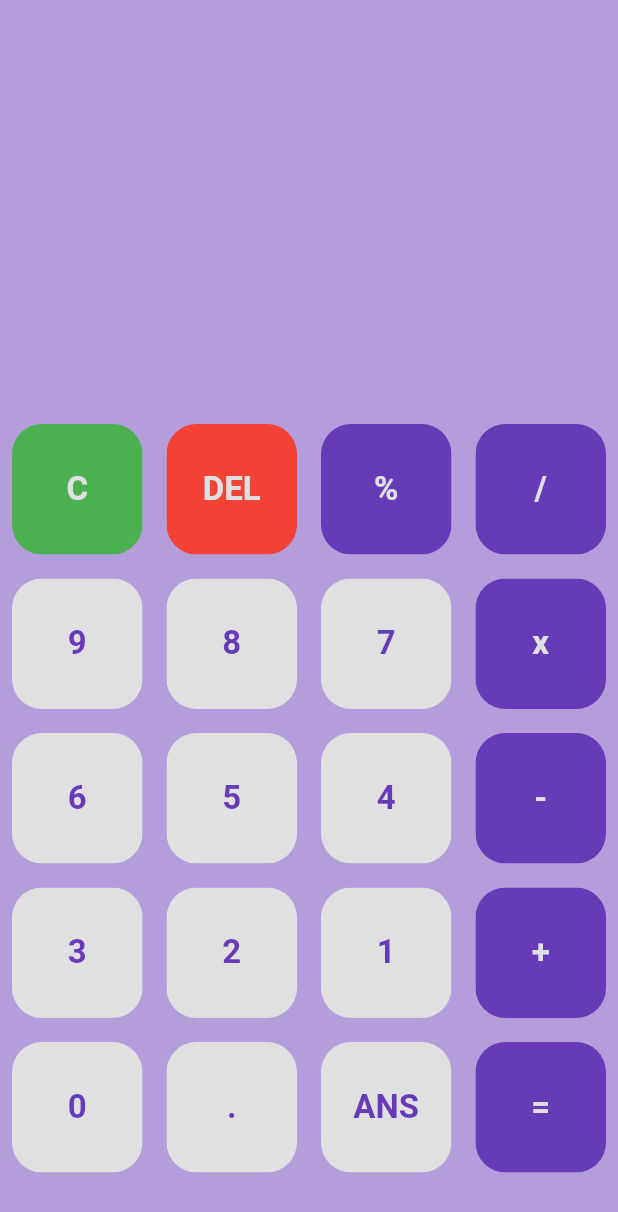
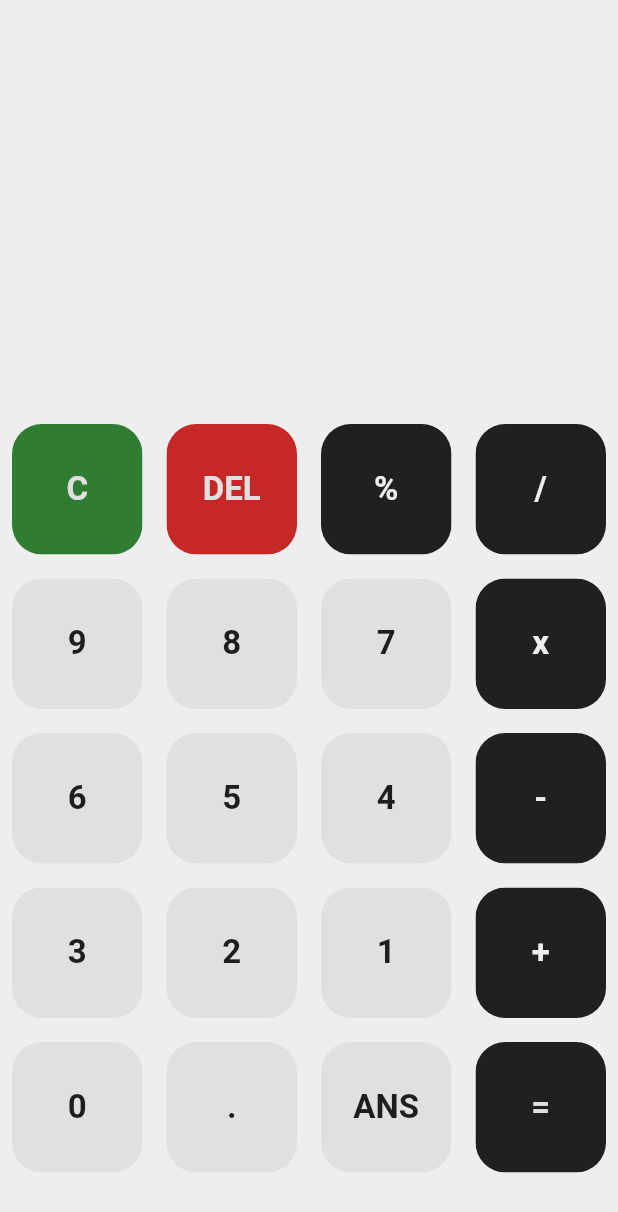
Before and after one commit to hugonocap/first-calculator-ui, a Flutter app: the screen it shows after launch, on a phone screen of 412 x 824 dp. Shown: the top 1212 px of the screen. Run offline on Flutter 3.47's test engine with Material 2 defaults, Android fonts, the phone set to English and light mode, and no system bars; our stand-ins replace math_expressions; Roboto replaces fonts that are missing (SFPro).

Commit message:
light-theme

```diff
--- a/lib/home_page.dart
+++ b/lib/home_page.dart
@@ -13,8 +13,7 @@ class _HomePageState extends State<HomePage> {
   var userQuestion = '';
   var userAnswer = '';
 
-  final myTextStyle =
-      TextStyle(fontSize: 30, color: Colors.deepPurple.shade900);
+  final myTextStyle = const TextStyle(fontSize: 30, color: Colors.black87);
 
   final List<String> buttons = [
     'C',
@@ -42,7 +41,7 @@ class _HomePageState extends State<HomePage> {
   @override
   Widget build(BuildContext context) {
     return Scaffold(
-      backgroundColor: Colors.deepPurple[200],
+      backgroundColor: Colors.grey.shade200,
       body: Column(
         children: <Widget>[
           Expanded(
@@ -93,7 +92,7 @@ class _HomePageState extends State<HomePage> {
                         });
                       },
                       buttonText: buttons[index],
-                      color: Colors.green,
+                      color: Colors.green.shade800,
                       textColor: Colors.grey.shade300,
                     );
                   } else if (index == 1) {
@@ -106,7 +105,7 @@ class _HomePageState extends State<HomePage> {
                         });
                       },
                       buttonText: buttons[index],
-                      color: Colors.red,
+                      color: Colors.red.shade800,
                       textColor: Colors.grey.shade300,
                     );
                   } else if (index == buttons.length - 1) {
@@ -118,7 +117,7 @@ class _HomePageState extends State<HomePage> {
                         });
                       },
                       buttonText: buttons[index],
-                      color: Colors.deepPurple,
+                      color: Colors.black87,
                       textColor: Colors.grey.shade300,
                     );
                   } else {
@@ -131,11 +130,11 @@ class _HomePageState extends State<HomePage> {
                       },
                       buttonText: buttons[index],
                       color: isOperator(buttons[index])
-                          ? Colors.deepPurple
+                          ? Colors.black87
                           : Colors.grey.shade300,
                       textColor: isOperator(buttons[index])
-                          ? Colors.grey.shade300
-                          : Colors.deepPurple,
+                          ? Colors.grey.shade200
+                          : Colors.black87,
                     );
                   }
                 },
```
